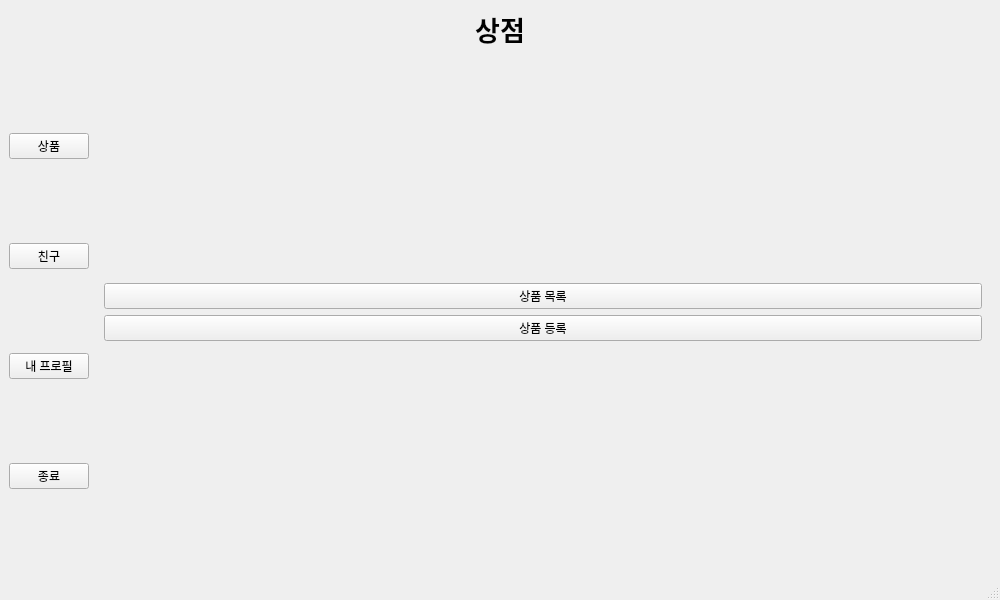
Above: Client/Client/MainMenu.ui from kauzue/Shop_cpp before the change. Below: the same form after it.
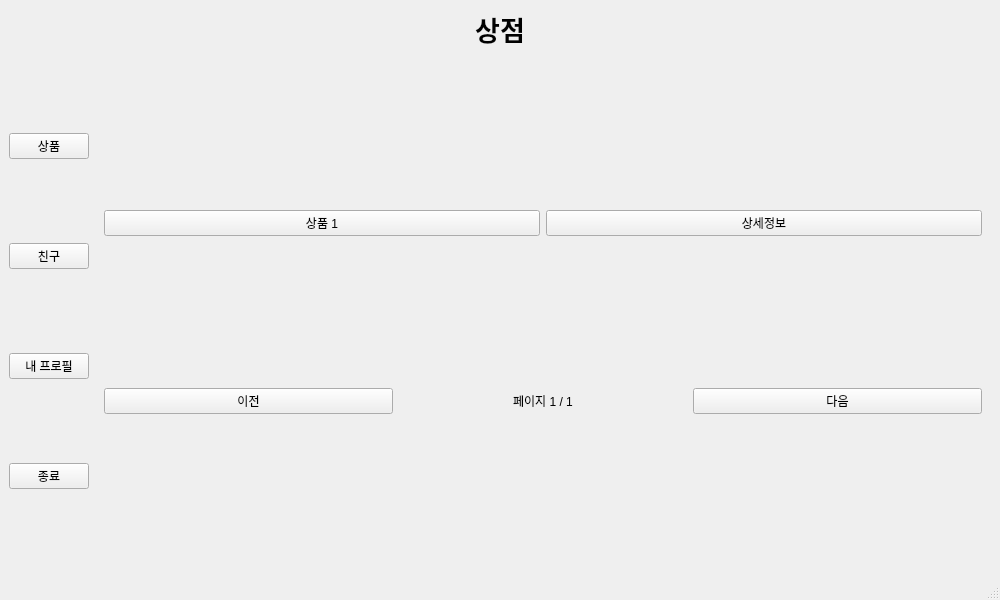
That is the form after the change. The open tabs and pages were chosen to show the change.

What changed in the file:
```diff
--- a/Client/Client/MainMenu.ui
+++ b/Client/Client/MainMenu.ui
@@ -179,6 +179,96 @@
           </item>
          </layout>
         </widget>
+        <widget class="QWidget" name="viewProductPage">
+         <layout class="QVBoxLayout" name="viewProductLayout">
+          <item>
+           <layout class="QVBoxLayout" name="productListLayout">
+            <item>
+             <layout class="QHBoxLayout">
+              <item>
+               <widget class="QPushButton" name="product1Btn">
+                <property name="text">
+                 <string>상품 1</string>
+                </property>
+               </widget>
+              </item>
+              <item>
+               <widget class="QPushButton" name="detail1Btn">
+                <property name="text">
+                 <string>상세정보</string>
+                </property>
+               </widget>
+              </item>
+             </layout>
+            </item>
+           </layout>
+          </item>
+          <item>
+           <layout class="QHBoxLayout">
+            <item>
+             <widget class="QPushButton" name="prevPageBtn">
+              <property name="text">
+               <string>이전</string>
+              </property>
+             </widget>
+            </item>
+            <item>
+             <widget class="QLabel" name="pageLabel">
+              <property name="text">
+               <string>페이지 1 / 1</string>
+              </property>
+              <property name="alignment">
+               <set>Qt::AlignmentFlag::AlignCenter</set>
+              </property>
+             </widget>
+            </item>
+            <item>
+             <widget class="QPushButton" name="nextPageBtn">
+              <property name="text">
+               <string>다음</string>
+              </property>
+             </widget>
+            </item>
+           </layout>
+          </item>
+         </layout>
+        </widget>
+        <widget class="QWidget" name="addProductPage">
+         <layout class="QVBoxLayout" name="addProductLayout">
+          <item>
+           <widget class="QLineEdit" name="productNameEdit">
+            <property name="placeholderText">
+             <string>상품명</string>
+            </property>
+           </widget>
+          </item>
+          <item>
+           <widget class="QLineEdit" name="productPriceEdit">
+            <property name="placeholderText">
+             <string>가격</string>
+            </property>
+           </widget>
+          </item>
+          <item>
+           <widget class="QLineEdit" name="productQuantityEdit">
+            <property name="placeholderText">
+             <string>개수</string>
+            </property>
+           </widget>
+          </item>
+          <item>
+           <layout class="QHBoxLayout">
+            <item>
+             <widget class="QPushButton" name="confirmAddProductBtn">
+              <property name="text">
+               <string>확인</string>
+              </property>
+             </widget>
+            </item>
+           </layout>
+          </item>
+         </layout>
+        </widget>
        </widget>
       </item>
      </layout>
```
Left out of the diff: 2 changed lines with no effect on the pictures.
